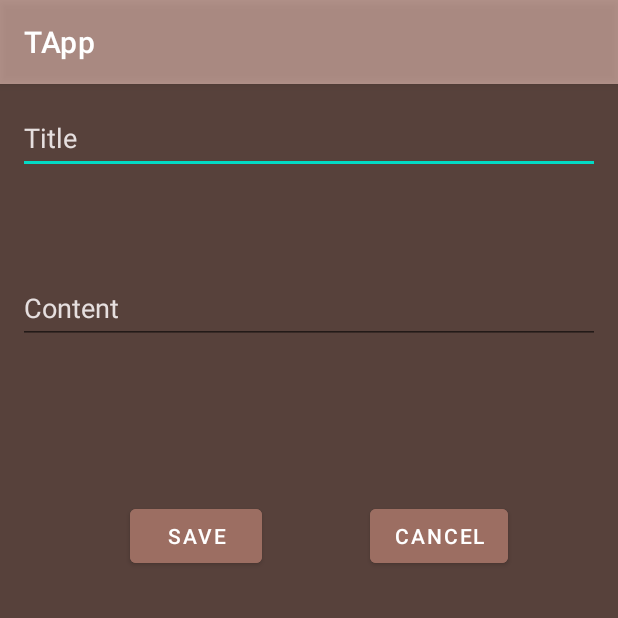
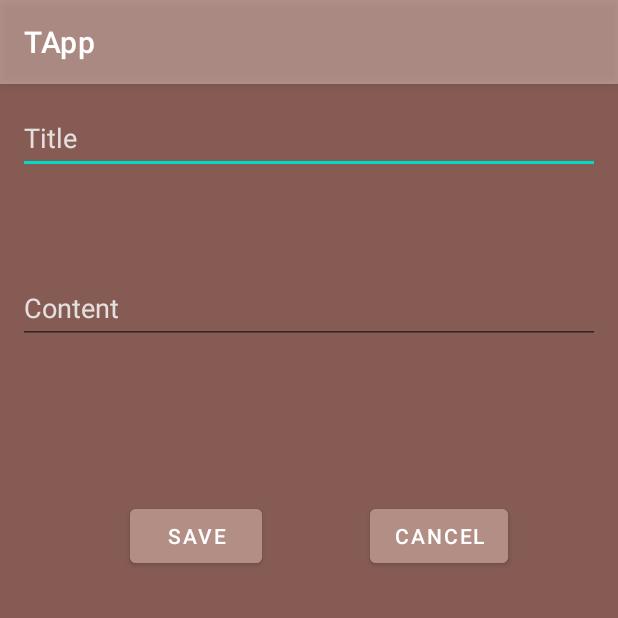
Before and after one commit to AlekiChrome/Productivity, an Android app: the TodosRecyclerViewActivity screen opened directly, with no data from a screen before it, after a tap on "ADD", on a phone screen of 412 x 824 dp, the top half of it. Run offline under Robolectric (Android 15) with nearby library versions, the phone set to English and light mode, and no system bars; Roboto replaces fonts that are not available here.

Commit message:
layout changes part 2

```diff
--- a/app/src/main/java/com/candy/todoproductivityapp/AddOrUpdateTodoActivity.java
+++ b/app/src/main/java/com/candy/todoproductivityapp/AddOrUpdateTodoActivity.java
@@ -7,11 +7,12 @@ import android.content.Intent;
 import android.os.Bundle;
 import android.widget.Button;
 import android.widget.EditText;
+import android.widget.ImageView;
 
 import uber.candy.todo.model.TodoModel;
 import view.holder.TodoViewHolder;
 
-public class AddOrUpdateTodoActivity extends AppCompatActivity implements TodosRecyclerViewInterface {
+public class AddOrUpdateTodoActivity extends AppCompatActivity {
     private static final String EXTRA_ID = "extra_id";
     private static final String EXTRA_TITLE = "extra_title";
     private static final String EXTRA_CONTENT = "extra_content";
@@ -23,6 +24,7 @@ public class AddOrUpdateTodoActivity extends AppCompatActivity implements TodosR
 
     Button btnSaveTodo;
     Button btnCancelTodo;
+    ImageView imgDelete;
 
     private int currentId;
 
@@ -91,6 +93,11 @@ public class AddOrUpdateTodoActivity extends AppCompatActivity implements TodosR
         todoHelper.insert(newTodo);
     }
 
+//    private void delete(int position) {
+//        todoHelper.list.remove(position);
+//        adapter.notifyDataSetChanged();
+//    }
+
     /**
      *
      * if the user quits the app, then when they come back to it, their data is still available.
@@ -123,8 +130,10 @@ public class AddOrUpdateTodoActivity extends AppCompatActivity implements TodosR
         etTitle = findViewById(R.id.et_todo_title);
         etContent = findViewById(R.id.et_todo_content);
         btnSaveTodo = findViewById(R.id.btn_save);
+        imgDelete = findViewById(R.id.img_delete);
         btnCancelTodo = findViewById(R.id.btn_cancel);
         btnSaveTodo.setOnClickListener(v -> save());
+//        imgDelete.setOnClickListener(v -> delete(currentId));
         btnCancelTodo.setOnClickListener(v -> finish());
     }
 
@@ -133,9 +142,9 @@ public class AddOrUpdateTodoActivity extends AppCompatActivity implements TodosR
         return currentId != DEFAULT_ID;
     }
 
-    @Override
-    public void onItemLongClick(int position) {
-        todoHelper.list.remove(position);
-        adapter.notifyItemRemoved(position);
-    }
+//    @Override
+//    public void onItemLongClick(int position) {
+//        todoHelper.list.remove(position);
+//        adapter.notifyItemRemoved(position);
+//    }
 }
--- a/app/src/main/java/com/candy/todoproductivityapp/TodosRecyclerViewAdapter.java
+++ b/app/src/main/java/com/candy/todoproductivityapp/TodosRecyclerViewAdapter.java
@@ -34,7 +34,7 @@ public class TodosRecyclerViewAdapter extends RecyclerView.Adapter<TodoViewHolde
 //
 //        return todoViewHolder;
 
-        return new TodoViewHolder(todosRecyclerViewInterface, LayoutInflater.from(parent.getContext()).inflate(R.layout.single_todo_item_layout, parent, false), context);
+        return new TodoViewHolder(LayoutInflater.from(parent.getContext()).inflate(R.layout.single_todo_item_layout, parent, false), context);
     }
 
 
--- a/app/src/main/java/view/holder/TodoViewHolder.java
+++ b/app/src/main/java/view/holder/TodoViewHolder.java
@@ -15,7 +15,6 @@ import uber.candy.todo.model.TodoModel;
 
 public class TodoViewHolder extends RecyclerView.ViewHolder {
 
-    private final TodosRecyclerViewInterface todosRecyclerViewInterface;
 
     private final TextView tvTitle;
     private final TextView tvContent;
@@ -23,27 +22,14 @@ public class TodoViewHolder extends RecyclerView.ViewHolder {
     private Context context;
 
 
-    public TodoViewHolder(TodosRecyclerViewInterface todosRecyclerViewInterface, @NonNull View itemView, Context context) {
+    public TodoViewHolder(@NonNull View itemView, Context context) {
         super(itemView);
-        this.todosRecyclerViewInterface = todosRecyclerViewInterface;
+
         tvTitle = itemView.findViewById(R.id.tv_display_todo_title);
         tvContent = itemView.findViewById(R.id.tv_display_todo_content);
         this.context = context;
 
-        itemView.setOnLongClickListener(new View.OnLongClickListener() {
 
-            @Override
-            public boolean onLongClick(View view) {
-                if(todosRecyclerViewInterface != null) {
-                    int pos = getAdapterPosition();
-
-                    if (pos != RecyclerView.NO_POSITION) {
-                        todosRecyclerViewInterface.onItemLongClick(pos);
-                    }
-                }
-                return true;
-            }
-        });
 
     }
 
--- a/app/src/main/res/layout/activity_add_or_update_todo.xml
+++ b/app/src/main/res/layout/activity_add_or_update_todo.xml
@@ -4,7 +4,7 @@
     xmlns:tools="http://schemas.android.com/tools"
     android:layout_width="match_parent"
     android:layout_height="match_parent"
-    android:background="#57413B"
+    android:background="#855B54"
     tools:context=".AddOrUpdateTodoActivity">
 
     <EditText
@@ -47,7 +47,7 @@
         android:layout_height="wrap_content"
         android:layout_marginStart="15dp"
         android:layout_marginTop="277dp"
-        android:backgroundTint="#9C6E62"
+        android:backgroundTint="#B38E84"
         android:text="Save"
         app:layout_constraintEnd_toStartOf="@+id/btn_cancel"
         app:layout_constraintStart_toStartOf="parent"
@@ -58,7 +58,7 @@
         android:layout_width="wrap_content"
         android:layout_height="wrap_content"
         android:layout_marginEnd="2dp"
-        android:backgroundTint="#9C6E62"
+        android:backgroundTint="#B38E84"
         android:text="Cancel"
         app:layout_constraintBaseline_toBaselineOf="@+id/btn_save"
         app:layout_constraintEnd_toEndOf="parent"
```
